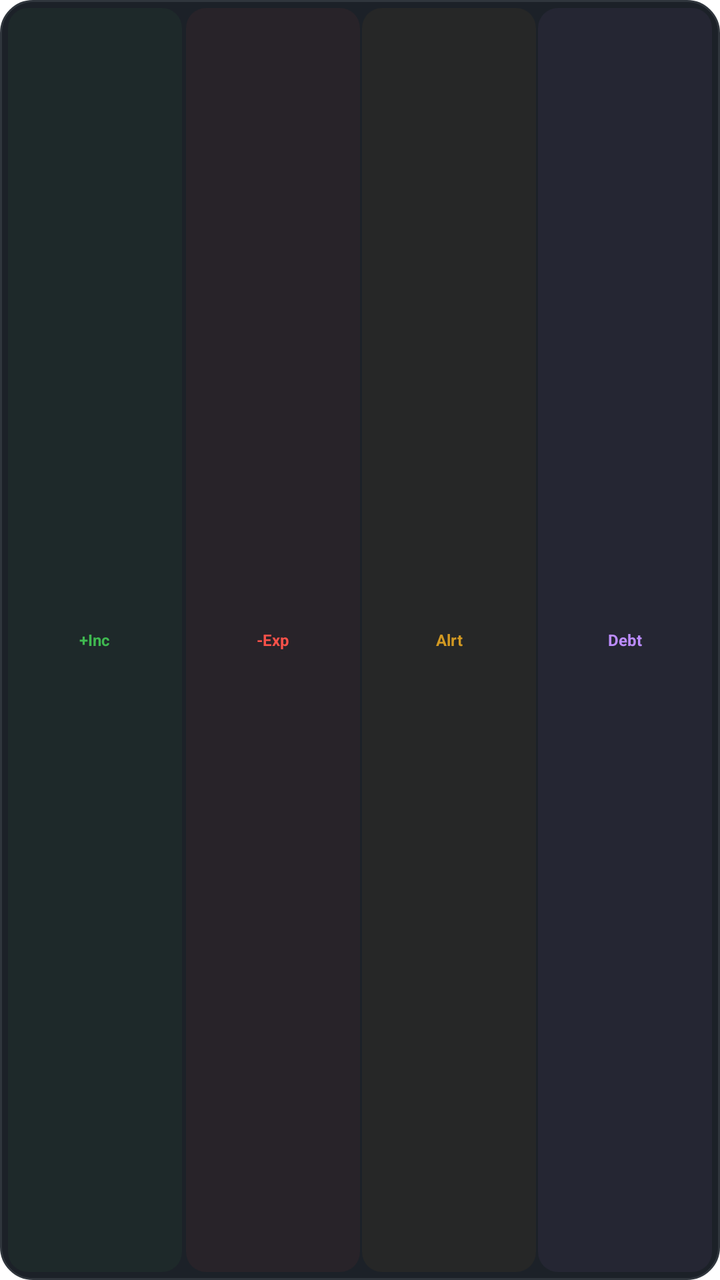
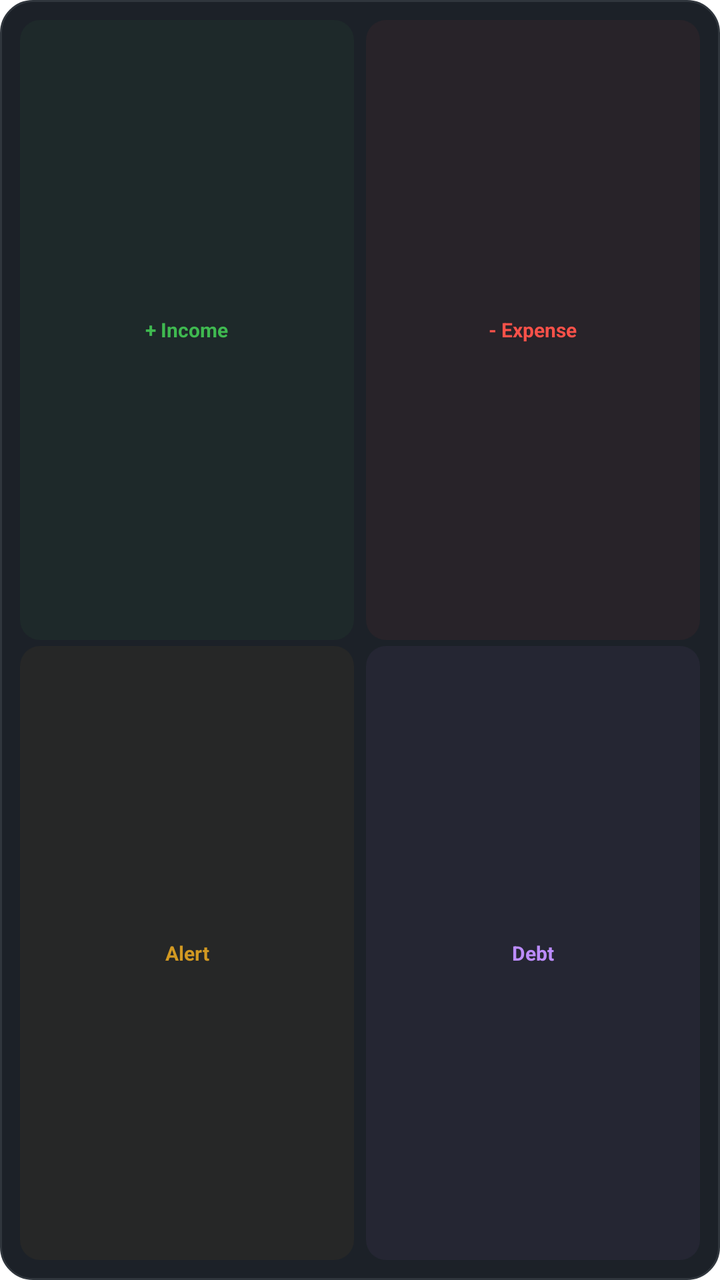

Compare the two renders of this Android layout. The source of the first and the diff that turns it into the second are given below.
<!-- AndroidManifest.xml: fallback theme Theme.MaterialComponents.DayNight.NoActionBar -->
<!-- res/layout/widget_quick_actions.xml -->
<?xml version="1.0" encoding="utf-8"?>
<LinearLayout xmlns:android="http://schemas.android.com/apk/res/android"
    android:layout_width="match_parent"
    android:layout_height="match_parent"
    android:orientation="vertical"
    android:padding="4dp"
    android:background="@drawable/widget_background">

    <LinearLayout
        android:layout_width="match_parent"
        android:layout_height="0dp"
        android:layout_weight="1"
        android:orientation="horizontal">

        <TextView
            android:id="@+id/btn_add_income"
            android:layout_width="0dp"
            android:layout_height="match_parent"
            android:layout_weight="1"
            android:layout_marginEnd="1dp"
            android:background="@drawable/widget_chip_green"
            android:padding="2dp"
            android:text="+Inc"
            android:textColor="#3FB950"
            android:textSize="8sp"
            android:textStyle="bold"
            android:gravity="center" />

        <TextView
            android:id="@+id/btn_add_expense"
            android:layout_width="0dp"
            android:layout_height="match_parent"
            android:layout_weight="1"
            android:layout_marginStart="1dp"
            android:background="@drawable/widget_chip_red"
            android:padding="2dp"
            android:text="-Exp"
            android:textColor="#F85149"
            android:textSize="8sp"
            android:textStyle="bold"
            android:gravity="center" />

        <TextView
            android:id="@+id/btn_add_alert"
            android:layout_width="0dp"
            android:layout_height="match_parent"
            android:layout_weight="1"
            android:layout_marginStart="1dp"
            android:background="@drawable/widget_chip_orange"
            android:padding="2dp"
            android:text="Alrt"
            android:textColor="#D29922"
            android:textSize="8sp"
            android:textStyle="bold"
            android:gravity="center" />

        <TextView
            android:id="@+id/btn_add_debt"
            android:layout_width="0dp"
            android:layout_height="match_parent"
            android:layout_weight="1"
            android:layout_marginStart="1dp"
            android:background="@drawable/widget_chip_purple"
            android:padding="2dp"
            android:text="Debt"
            android:textColor="#BC8CFF"
            android:textSize="8sp"
            android:textStyle="bold"
            android:gravity="center" />
    </LinearLayout>

</LinearLayout>
<!-- resources referenced by this layout -->
<resources>
  <!-- drawable widget_background (drawable) -->
  <?xml version="1.0" encoding="utf-8"?>
  <shape xmlns:android="http://schemas.android.com/apk/res/android"
      android:shape="rectangle">
      <solid android:color="#1C2128" />
      <corners android:radius="16dp" />
      <stroke android:width="1dp" android:color="#30363D" />
  </shape>
  <!-- drawable widget_chip_green (drawable) -->
  <?xml version="1.0" encoding="utf-8"?>
  <shape xmlns:android="http://schemas.android.com/apk/res/android" android:shape="rectangle">
      <solid android:color="#0D3FB950" />
      <corners android:radius="10dp" />
  </shape>
  <!-- drawable widget_chip_orange (drawable) -->
  <?xml version="1.0" encoding="utf-8"?>
  <shape xmlns:android="http://schemas.android.com/apk/res/android" android:shape="rectangle">
      <solid android:color="#0DD29922" />
      <corners android:radius="10dp" />
  </shape>
  <!-- drawable widget_chip_purple (drawable) -->
  <?xml version="1.0" encoding="utf-8"?>
  <shape xmlns:android="http://schemas.android.com/apk/res/android" android:shape="rectangle">
      <solid android:color="#0DBC8CFF" />
      <corners android:radius="10dp" />
  </shape>
  <!-- drawable widget_chip_red (drawable) -->
  <?xml version="1.0" encoding="utf-8"?>
  <shape xmlns:android="http://schemas.android.com/apk/res/android" android:shape="rectangle">
      <solid android:color="#0DF85149" />
      <corners android:radius="10dp" />
  </shape>
</resources>

<!-- the commit's change to res/layout/widget_quick_actions.xml (unified diff, before → after) -->
@@ -3,7 +3,7 @@
     android:layout_width="match_parent"
     android:layout_height="match_parent"
     android:orientation="vertical"
-    android:padding="4dp"
+    android:padding="10dp"
     android:background="@drawable/widget_background">
 
     <LinearLayout
@@ -17,12 +17,12 @@
             android:layout_width="0dp"
             android:layout_height="match_parent"
             android:layout_weight="1"
-            android:layout_marginEnd="1dp"
+            android:layout_marginEnd="3dp"
             android:background="@drawable/widget_chip_green"
-            android:padding="2dp"
-            android:text="+Inc"
+            android:padding="8dp"
+            android:text="+ Income"
             android:textColor="#3FB950"
-            android:textSize="8sp"
+            android:textSize="10sp"
             android:textStyle="bold"
             android:gravity="center" />
 
@@ -31,26 +31,35 @@
             android:layout_width="0dp"
             android:layout_height="match_parent"
             android:layout_weight="1"
-            android:layout_marginStart="1dp"
+            android:layout_marginStart="3dp"
             android:background="@drawable/widget_chip_red"
-            android:padding="2dp"
-            android:text="-Exp"
+            android:padding="8dp"
+            android:text="- Expense"
             android:textColor="#F85149"
-            android:textSize="8sp"
+            android:textSize="10sp"
             android:textStyle="bold"
             android:gravity="center" />
+
+    </LinearLayout>
+
+    <LinearLayout
+        android:layout_width="match_parent"
+        android:layout_height="0dp"
+        android:layout_weight="1"
+        android:orientation="horizontal">
 
         <TextView
             android:id="@+id/btn_add_alert"
             android:layout_width="0dp"
             android:layout_height="match_parent"
             android:layout_weight="1"
-            android:layout_marginStart="1dp"
+            android:layout_marginEnd="3dp"
+            android:layout_marginTop="3dp"
             android:background="@drawable/widget_chip_orange"
-            android:padding="2dp"
-            android:text="Alrt"
+            android:padding="8dp"
+            android:text="Alert"
             android:textColor="#D29922"
-            android:textSize="8sp"
+            android:textSize="10sp"
             android:textStyle="bold"
             android:gravity="center" />
 
@@ -59,14 +68,16 @@
             android:layout_width="0dp"
             android:layout_height="match_parent"
             android:layout_weight="1"
-            android:layout_marginStart="1dp"
+            android:layout_marginStart="3dp"
+            android:layout_marginTop="3dp"
             android:background="@drawable/widget_chip_purple"
-            android:padding="2dp"
+            android:padding="8dp"
             android:text="Debt"
             android:textColor="#BC8CFF"
-            android:textSize="8sp"
+            android:textSize="10sp"
             android:textStyle="bold"
             android:gravity="center" />
+
     </LinearLayout>
 
 </LinearLayout>
